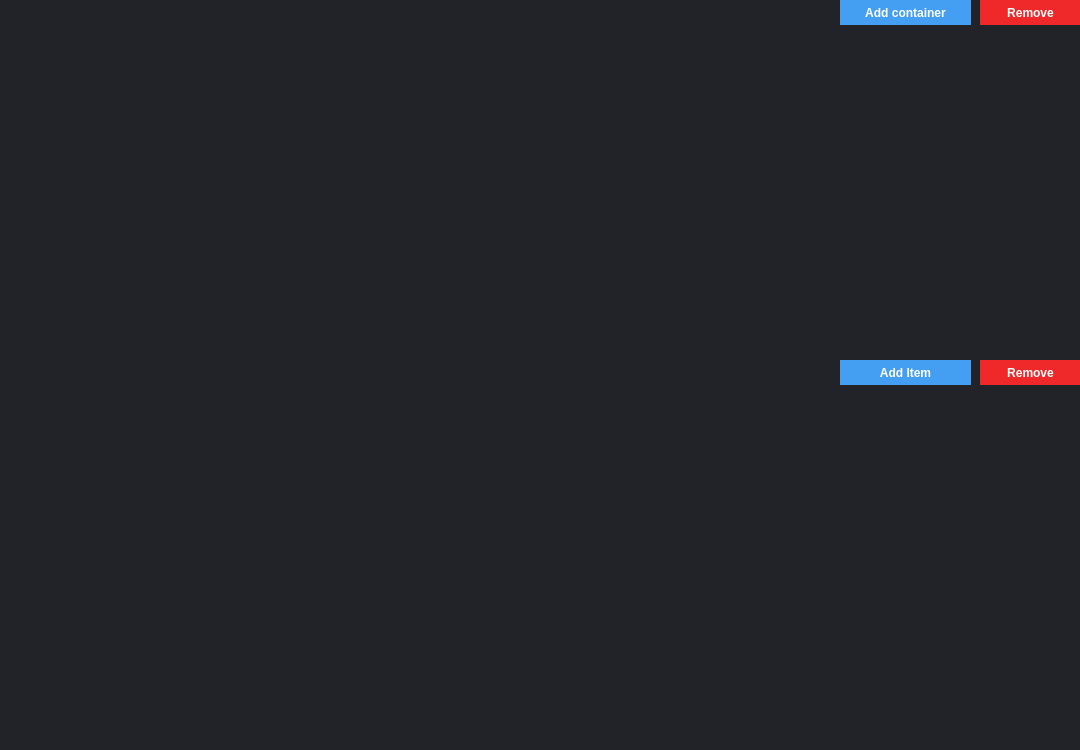
Before: the Qt Designer form Blue/DBMainComponents/bluewidget.ui in AmiditeX/Blue, drawn with Qt 5.
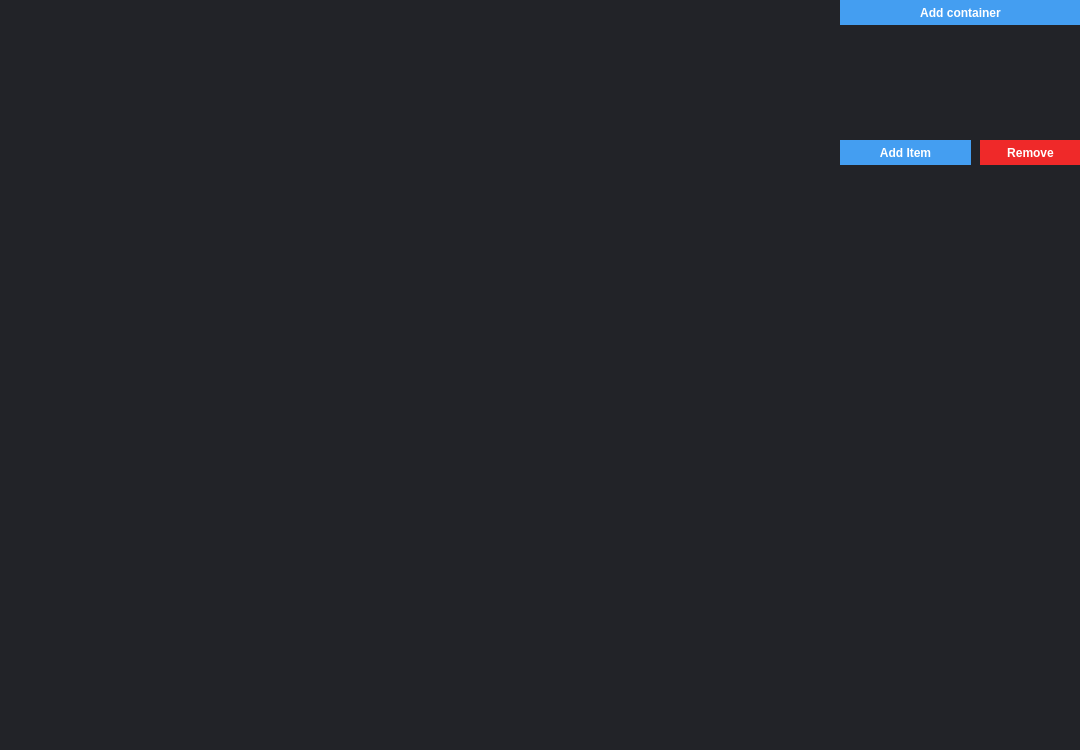
After: the same form once the commit is applied.

Commit message: Adding list widget, container modification

```diff
--- a/Blue/DBMainComponents/bluewidget.ui
+++ b/Blue/DBMainComponents/bluewidget.ui
@@ -16,36 +16,7 @@
   <property name="styleSheet">
    <string notr="true">background-color: rgb(34, 35, 40);</string>
   </property>
-  <widget class="QListWidget" name="containerList">
-   <property name="geometry">
-    <rect>
-     <x>0</x>
-     <y>0</y>
-     <width>830</width>
-     <height>750</height>
-    </rect>
-   </property>
-   <property name="frameShape">
-    <enum>QFrame::NoFrame</enum>
-   </property>
-   <property name="frameShadow">
-    <enum>QFrame::Plain</enum>
-   </property>
-  </widget>
-  <widget class="QListView" name="propertyList">
-   <property name="geometry">
-    <rect>
-     <x>840</x>
-     <y>34</y>
-     <width>241</width>
-     <height>317</height>
-    </rect>
-   </property>
-   <property name="frameShape">
-    <enum>QFrame::NoFrame</enum>
-   </property>
-  </widget>
-  <widget class="QPushButton" name="pushButton">
+  <widget class="QPushButton" name="addContainer">
    <property name="enabled">
     <bool>true</bool>
    </property>
@@ -53,7 +24,7 @@
     <rect>
      <x>840</x>
      <y>0</y>
-     <width>131</width>
+     <width>241</width>
      <height>25</height>
     </rect>
    </property>
@@ -78,7 +49,7 @@
    <property name="geometry">
     <rect>
      <x>840</x>
-     <y>360</y>
+     <y>140</y>
      <width>131</width>
      <height>25</height>
     </rect>
@@ -104,33 +75,7 @@
    <property name="geometry">
     <rect>
      <x>980</x>
-     <y>360</y>
-     <width>101</width>
-     <height>25</height>
-    </rect>
-   </property>
-   <property name="styleSheet">
-    <string notr="true">QPushButton
-{
-border:0px;
-background-color: rgb(239, 41, 41);
-color: rgb(255, 255, 255);
-font-weight: bold
-}
-
-QPushButton::pressed {
-background-color: rgb(164, 0, 0);
-}</string>
-   </property>
-   <property name="text">
-    <string>Remove</string>
-   </property>
-  </widget>
-  <widget class="QPushButton" name="pushButton_4">
-   <property name="geometry">
-    <rect>
-     <x>980</x>
-     <y>0</y>
+     <y>140</y>
      <width>101</width>
      <height>25</height>
     </rect>
@@ -156,15 +101,62 @@
    <property name="geometry">
     <rect>
      <x>840</x>
-     <y>394</y>
+     <y>174</y>
      <width>241</width>
-     <height>361</height>
+     <height>571</height>
     </rect>
    </property>
    <property name="frameShape">
     <enum>QFrame::NoFrame</enum>
    </property>
   </widget>
+  <widget class="QListWidget" name="containerList">
+   <property name="geometry">
+    <rect>
+     <x>0</x>
+     <y>1</y>
+     <width>830</width>
+     <height>750</height>
+    </rect>
+   </property>
+   <property name="styleSheet">
+    <string notr="true">QListWidget::item
+{
+    background-color: rgb(44, 44, 52); 
+}
+QListWidget::item:selected
+{
+    background-color: rgb(44, 44, 52);
+}</string>
+   </property>
+   <property name="frameShape">
+    <enum>QFrame::NoFrame</enum>
+   </property>
+   <property name="horizontalScrollBarPolicy">
+    <enum>Qt::ScrollBarAlwaysOff</enum>
+   </property>
+   <property name="sizeAdjustPolicy">
+    <enum>QAbstractScrollArea::AdjustIgnored</enum>
+   </property>
+   <property name="editTriggers">
+    <set>QAbstractItemView::NoEditTriggers</set>
+   </property>
+   <property name="showDropIndicator" stdset="0">
+    <bool>false</bool>
+   </property>
+   <property name="defaultDropAction">
+    <enum>Qt::IgnoreAction</enum>
+   </property>
+   <property name="verticalScrollMode">
+    <enum>QAbstractItemView::ScrollPerItem</enum>
+   </property>
+   <property name="horizontalScrollMode">
+    <enum>QAbstractItemView::ScrollPerPixel</enum>
+   </property>
+   <property name="resizeMode">
+    <enum>QListView::Adjust</enum>
+   </property>
+  </widget>
  </widget>
  <resources/>
  <connections/>
```
The commit also changes 34 other files.
